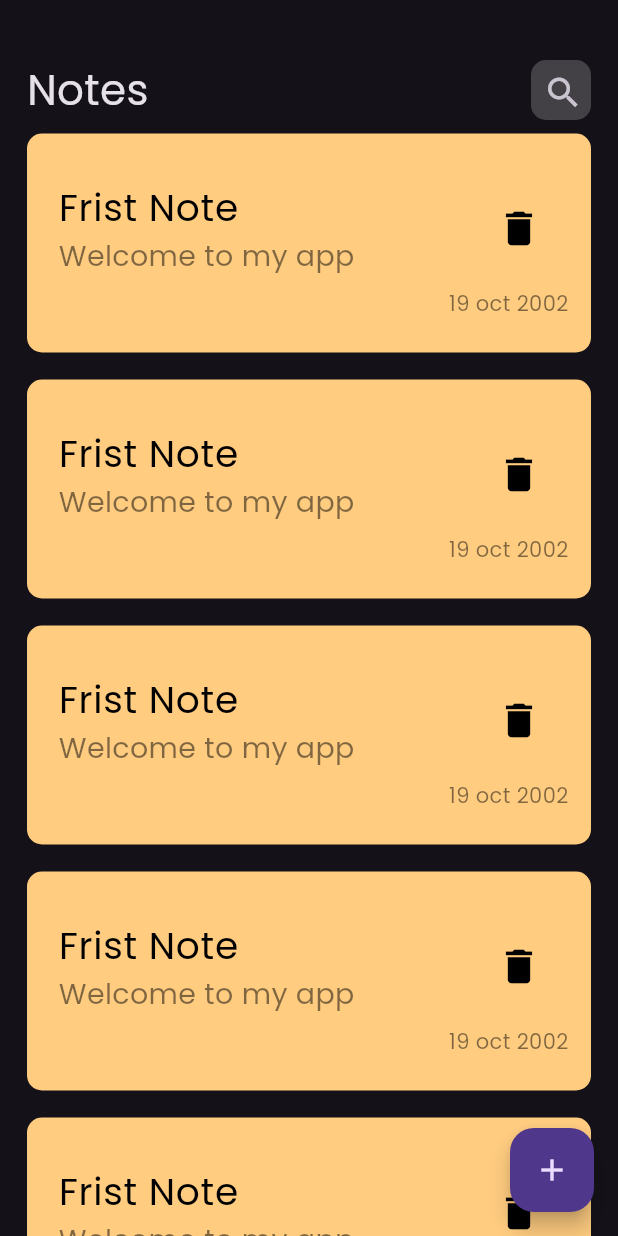
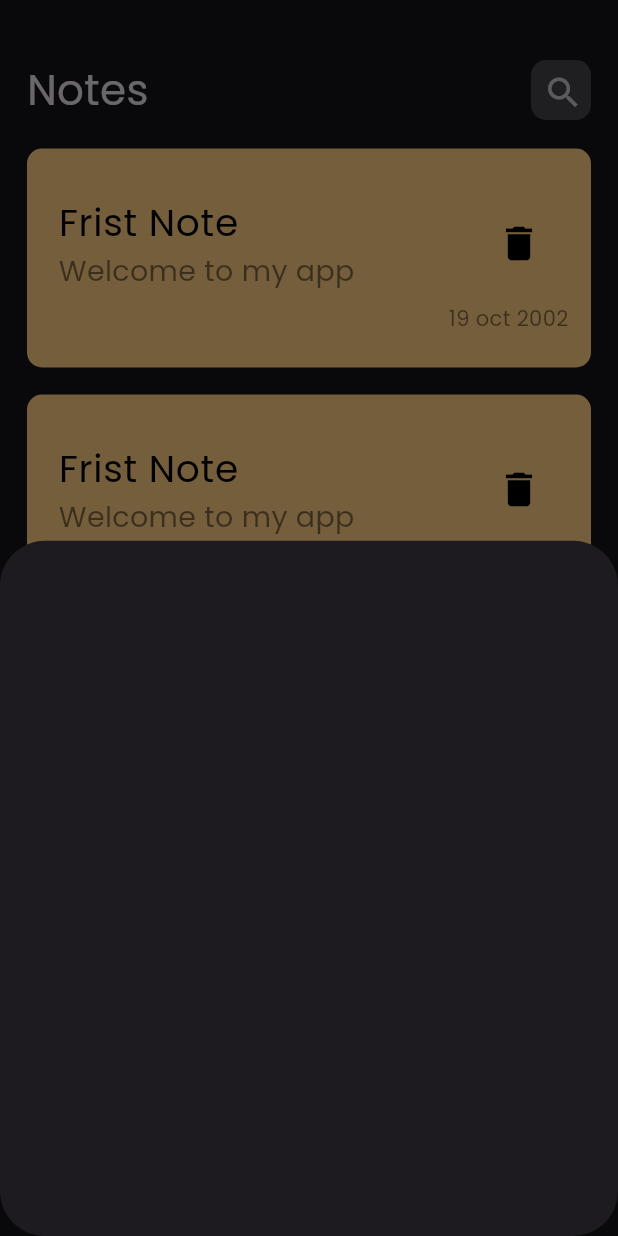
Before and after one commit to MahmoudElkhadem/notes_app, a Flutter app: the screen it shows after launch, after a tap on the "add" icon, on a phone screen of 412 x 824 dp. Run offline on Flutter 3.47's test engine with Material 3 defaults, Android fonts, the phone set to English and light mode, and no system bars.

Commit message:
add border radios to bottom sheet

```diff
--- a/lib/views/notes_view.dart
+++ b/lib/views/notes_view.dart
@@ -1,4 +1,5 @@
 import 'package:flutter/material.dart';
+import 'package:note/views/widgets/add_note_model_sheet.dart';
 import 'package:note/views/widgets/notes_view_body.dart';
 
 class NotesView extends StatelessWidget {
@@ -7,7 +8,16 @@ class NotesView extends StatelessWidget {
   @override
   Widget build(BuildContext context) {
     return  Scaffold(
-      floatingActionButton: FloatingActionButton(onPressed: (){}, child:const Icon(Icons.add)),
+      floatingActionButton: FloatingActionButton(
+        onPressed: (){
+          showModalBottomSheet(
+            shape: RoundedRectangleBorder(borderRadius: BorderRadius.circular(30)),
+            context: context, builder: (context)
+            {
+              return const AddNoteModelSheet();
+            });
+        },
+        child:const Icon(Icons.add)),
         body: const NotesViewBody() ,
       );
   }
--- /dev/null
+++ b/lib/views/widgets/add_note_model_sheet.dart
@@ -0,0 +1,10 @@
+import 'package:flutter/material.dart';
+
+class AddNoteModelSheet extends StatelessWidget {
+  const AddNoteModelSheet({super.key});
+
+  @override
+  Widget build(BuildContext context) {
+    return Container();
+  }
+}
--- a/lib/views/widgets/notes_list_view.dart
+++ b/lib/views/widgets/notes_list_view.dart
@@ -6,11 +6,16 @@ class NotesListView extends StatelessWidget {
 
   @override
   Widget build(BuildContext context) {
-    return ListView.builder(itemBuilder: (context, index) {
-      return Padding(
-        padding: const EdgeInsets.symmetric(vertical: 9),
-        child: CustomNoteItem(color:const Color(0xFFFFCC80),date: '19 oct 2002',title: 'Frist Note',subtitle: 'Welcome to my app',),
-      );
-    },);
+    return Padding(
+      padding: const EdgeInsets.symmetric(vertical: 10),
+      child: ListView.builder(
+        padding: EdgeInsets.zero,
+        itemBuilder: (context, index) {
+        return Padding(
+          padding: const EdgeInsets.symmetric(vertical: 9),
+          child: CustomNoteItem(color:const Color(0xFFFFCC80),date: '19 oct 2002',title: 'Frist Note',subtitle: 'Welcome to my app',),
+        );
+      },),
+    );
   }
 }
```
